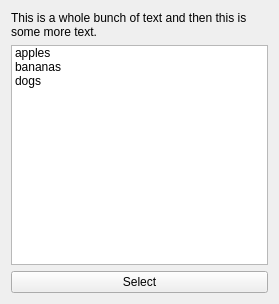
This is scripts/psyhive/qt/multi_select_.ui in Psyop/psyhive as Qt 5 draws it before an edit. The edited form follows.
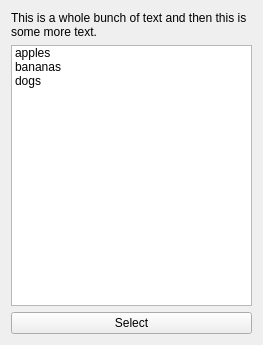
This is the edited form. Custom widgets are drawn as their Qt base class.

Commit message: batch cache: bugfix dialog no show after read data | maya_psyhive: tools.batch_cache bugfix missing show after read data, psyhive: tools.track_usage catch fail + disable usage tracking,

```diff
--- a/scripts/psyhive/qt/multi_select_.ui
+++ b/scripts/psyhive/qt/multi_select_.ui
@@ -6,8 +6,8 @@
    <rect>
     <x>0</x>
     <y>0</y>
-    <width>279</width>
-    <height>304</height>
+    <width>263</width>
+    <height>345</height>
    </rect>
   </property>
   <property name="windowTitle">
```
The commit also changes 3 other files.
